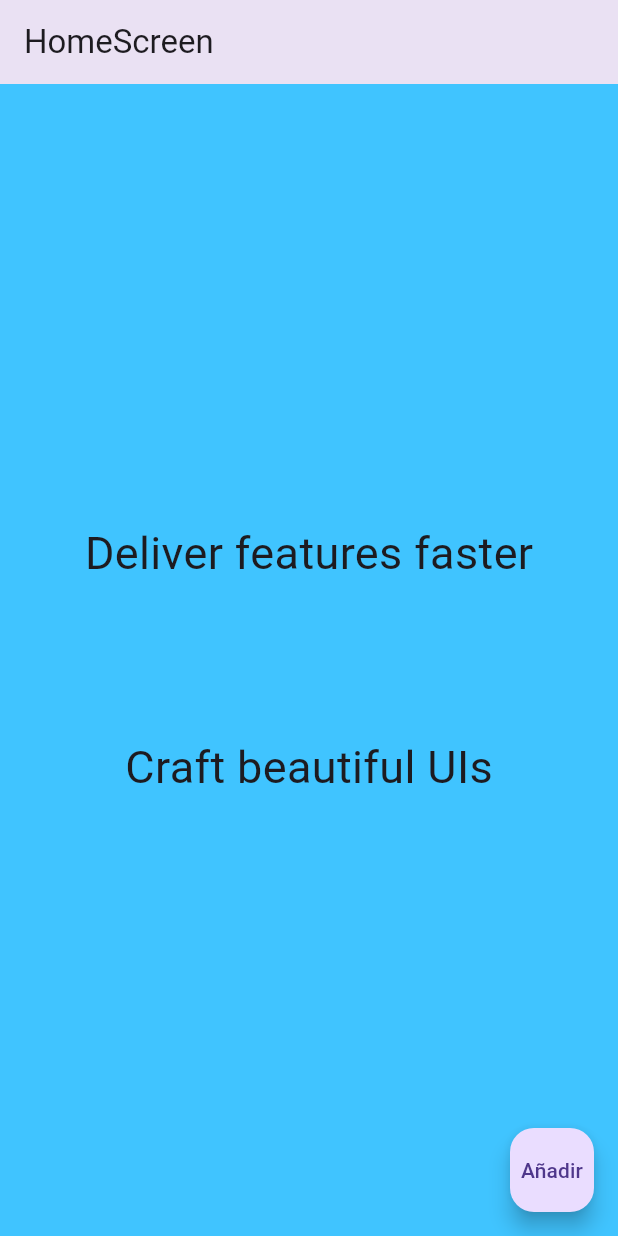
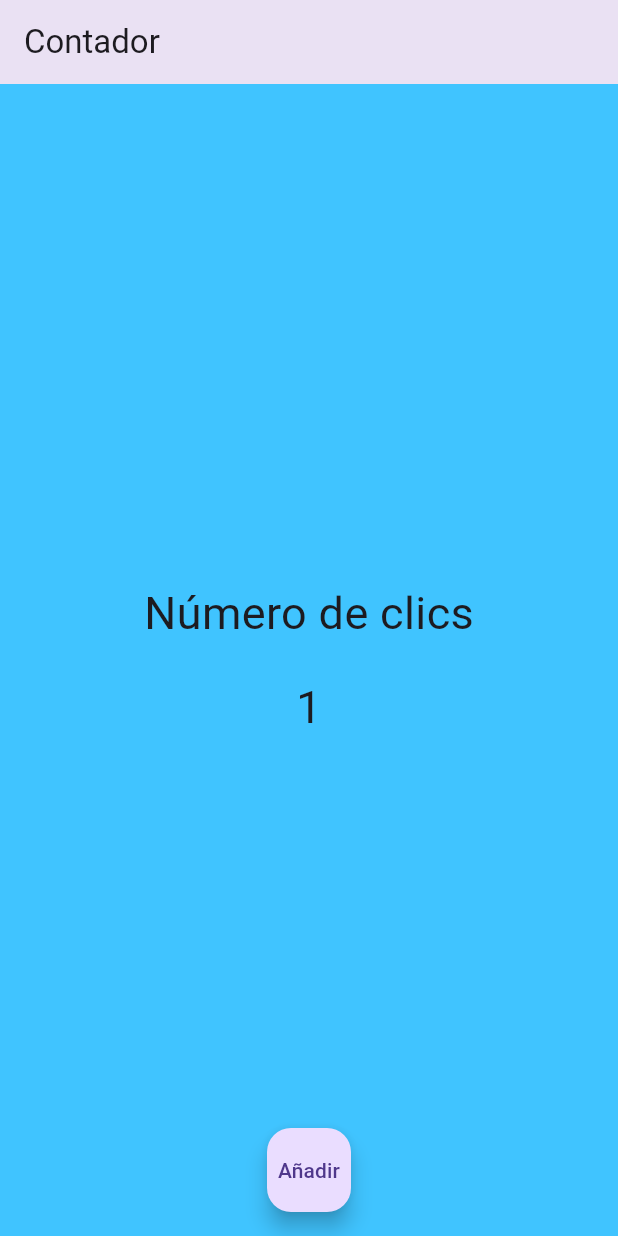
Before and after one commit to pebosch/fl_contador_app, a Flutter app: the screen it shows after launch, after a tap on "Añadir", on a phone screen of 412 x 824 dp. Run offline on Flutter 3.47's test engine with Material 3 defaults, Android fonts, the phone set to English and light mode, and no system bars.

Commit message:
Contador funcionando

```diff
--- a/lib/screens/home_screen.dart
+++ b/lib/screens/home_screen.dart
@@ -1,7 +1,15 @@
 import 'package:flutter/material.dart';
 
-class HomeScreen extends StatelessWidget {
+class HomeScreen extends StatefulWidget {
   const HomeScreen({super.key});
+
+  @override
+  State<HomeScreen> createState() => _HomeScreenState();
+}
+
+class _HomeScreenState extends State<HomeScreen> {
+
+  int contador = 0;
 
   @override
   Widget build(BuildContext context) {
@@ -11,28 +19,32 @@ class HomeScreen extends StatelessWidget {
     return Scaffold(
       backgroundColor: Colors.lightBlueAccent,
       appBar: AppBar(
-        title: Text('HomeScreen'),
+        title: Text('Contador'),
         elevation: 10.0,
       ),
       body: Center(
-          child: const Column(
+          child: Column(
             mainAxisAlignment: MainAxisAlignment.center,
             children: <Widget>[
-              Text('Deliver features faster', style: tamano30),
-              SizedBox(height: 100),
-              Text('Craft beautiful UIs',  style: tamano30),
+              Text('Número de clics', style: tamano30),
+              SizedBox(height: 20),
+              Text('$contador',  style: tamano30),
             ],
           )
         ),
-
+        floatingActionButtonLocation: FloatingActionButtonLocation.centerFloat,
         floatingActionButton: FloatingActionButton(
           //child: const Icon ( Icons.add ),
           child: const Text('Añadir'),
           onPressed: (){
-              print('Estoy presionando el botón');
+              print('Se ha registrado una pulsación');
+              contador++;
+              setState(() {
+
+              });
+              print('$contador');
           },
         ),
     );
   }
-
 }
```
